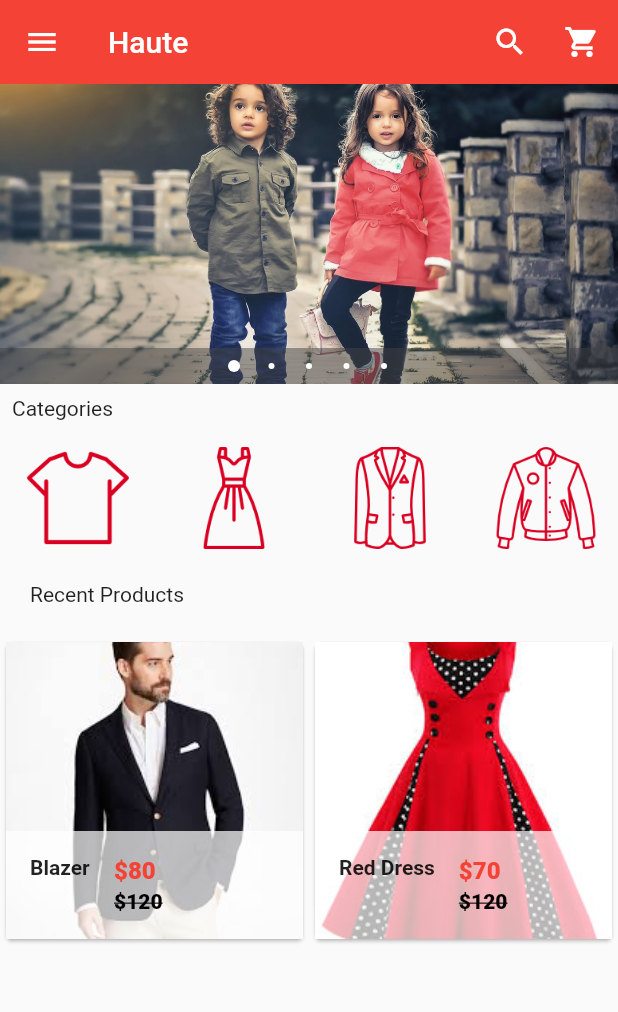
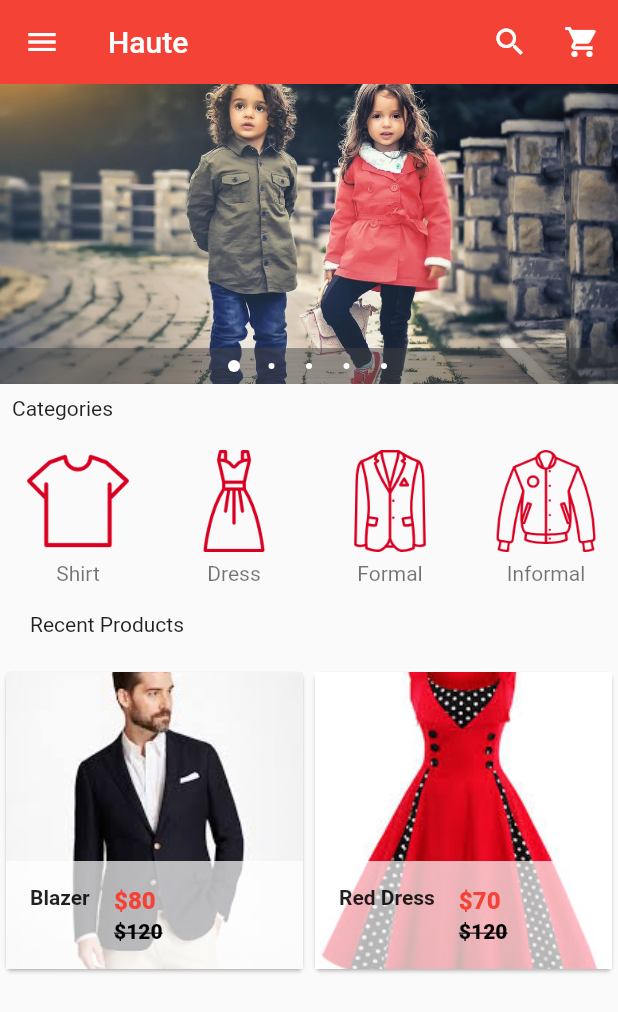
Before and after one commit to OdongoWaga/ClothesShop, a Flutter app: the screen it shows after launch, on a phone screen of 412 x 824 dp. Shown: the top 1012 px of the screen. Run offline on Flutter 3.47's test engine with Material 2 defaults, Android fonts, the phone set to English and light mode, and no system bars; drawn by our look-alikes of carousel_pro.

```diff
--- a/lib/components/horizontal_lv.dart
+++ b/lib/components/horizontal_lv.dart
@@ -4,7 +4,7 @@ class HorizontalList extends StatelessWidget {
   @override
   Widget build(BuildContext context) {
     return Container(
-      height: 80.0,
+      height: 100.0,
       child: ListView(
         scrollDirection: Axis.horizontal,
         children: <Widget>[
```
Also changed, not shown: lib/components/products.dart (+6 -1 lines), lib/pages/productDetails.dart (+13 -0 lines).
